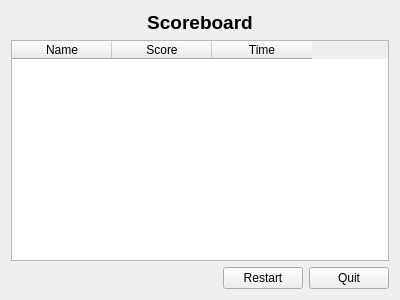
First picture: the form in snake/scoreboard.ui, repository Dorrin93/TDD-Snake, before the edit.
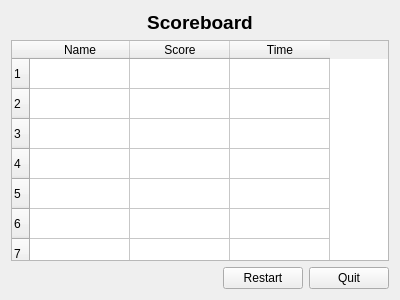
Second picture: the form after the edit.

Commit message: Scoreboard finished

Patch:
```diff
--- a/snake/scoreboard.ui
+++ b/snake/scoreboard.ui
@@ -33,6 +33,53 @@
    </item>
    <item>
     <widget class="QTableWidget" name="scores">
+     <property name="verticalScrollBarPolicy">
+      <enum>Qt::ScrollBarAlwaysOff</enum>
+     </property>
+     <property name="horizontalScrollBarPolicy">
+      <enum>Qt::ScrollBarAlwaysOff</enum>
+     </property>
+     <property name="sizeAdjustPolicy">
+      <enum>QAbstractScrollArea::AdjustToContents</enum>
+     </property>
+     <property name="editTriggers">
+      <set>QAbstractItemView::NoEditTriggers</set>
+     </property>
+     <property name="tabKeyNavigation">
+      <bool>false</bool>
+     </property>
+     <property name="showDropIndicator" stdset="0">
+      <bool>false</bool>
+     </property>
+     <property name="dragDropOverwriteMode">
+      <bool>false</bool>
+     </property>
+     <property name="selectionMode">
+      <enum>QAbstractItemView::NoSelection</enum>
+     </property>
+     <property name="showGrid">
+      <bool>true</bool>
+     </property>
+     <property name="gridStyle">
+      <enum>Qt::SolidLine</enum>
+     </property>
+     <property name="rowCount">
+      <number>10</number>
+     </property>
+     <row>
+      <property name="text">
+       <string>1</string>
+      </property>
+     </row>
+     <row/>
+     <row/>
+     <row/>
+     <row/>
+     <row/>
+     <row/>
+     <row/>
+     <row/>
+     <row/>
      <column>
       <property name="text">
        <string>Name</string>
```
The commit also changes 5 other files.
